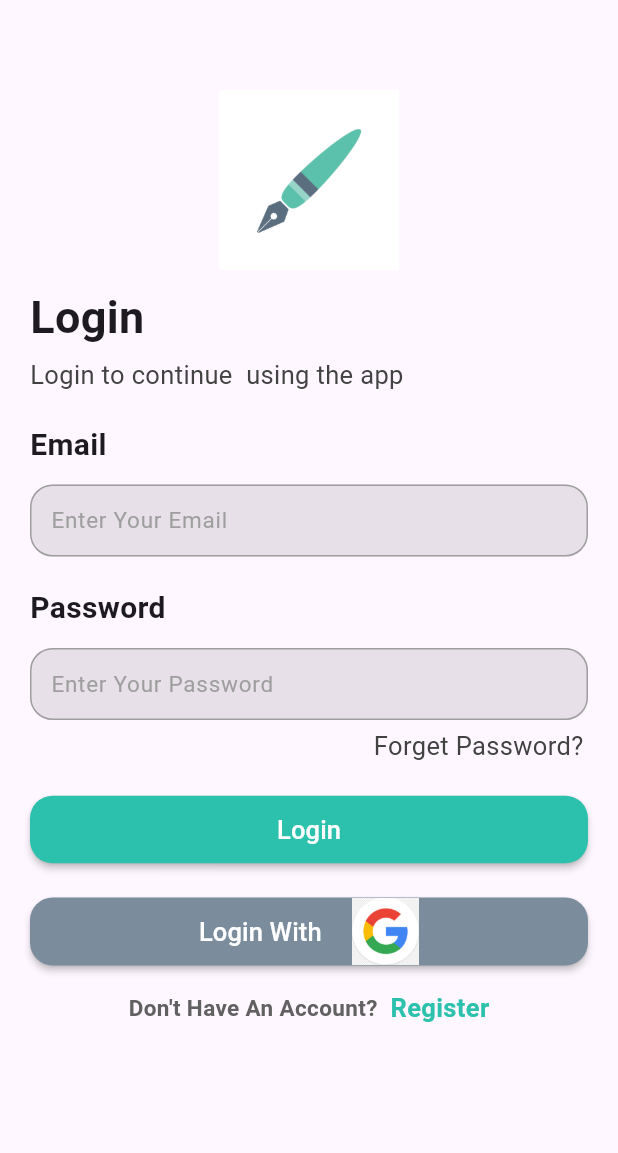
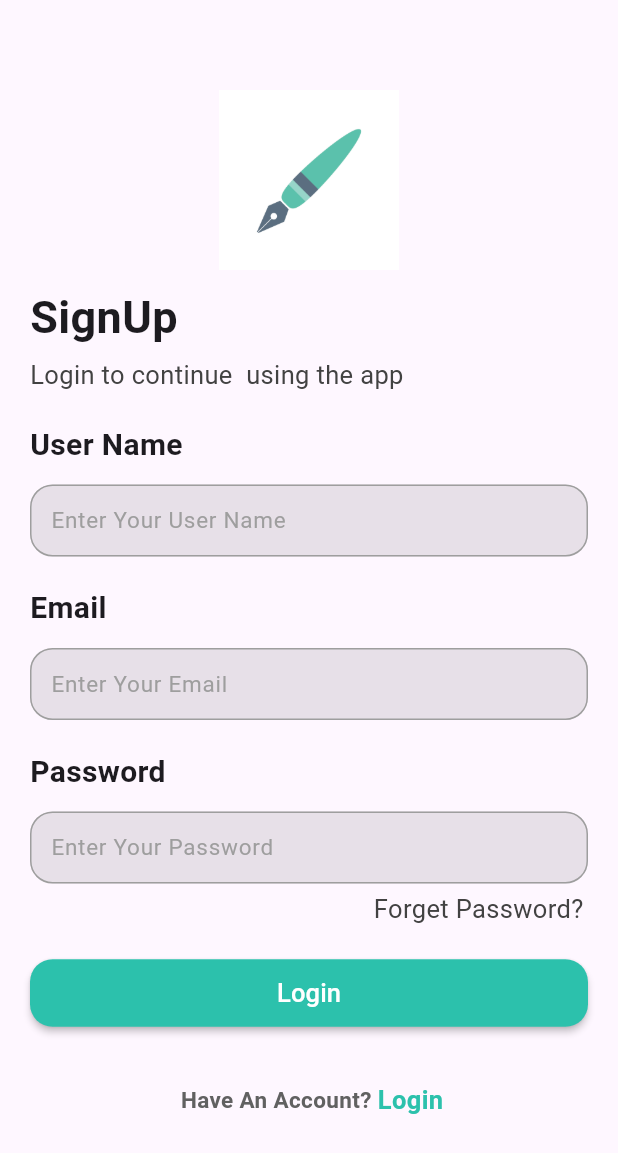
Before and after one commit to ENGMohamedAbdo-55/notes-app-firebase, a Flutter app: the screen it shows after launch, after a tap on "Register", on a phone screen of 412 x 824 dp. Shown: the top 1153 px of the screen. Run offline on Flutter 3.47's test engine with Material 2 defaults, Android fonts, the phone set to English and light mode, and no system bars; our stand-ins replace firebase_core; accounts and stored records are empty.

Commit message:
finish signup ui screen

```diff
--- a/lib/auth/login.dart
+++ b/lib/auth/login.dart
@@ -1,8 +1,8 @@
-import 'package:firebase_basics/components/text_form_field.dart';
+import 'package:firebase_basics/component/custom_button.dart';
+import 'package:firebase_basics/component/text_form_field.dart';
 import 'package:flutter/material.dart';
 
-import '../components/custom_auth_logo.dart';
-import '../components/custom_button.dart';
+import '../component/custom_auth_logo.dart';
 
 class LoginPage extends StatefulWidget {
   const LoginPage({super.key});
@@ -59,7 +59,7 @@ class _LoginPageState extends State<LoginPage> {
             ),
              MainButtonWithNotImage(
               onPressed: (){},
-                color: Color(0xff2cc1ac), title: 'Login', height: 45),
+                color: const Color(0xff2cc1ac), title: 'Login', height: 45),
             const SizedBox(
               height: 20,
             ),
@@ -101,7 +101,7 @@ class _LoginPageState extends State<LoginPage> {
                       color: Colors.grey[700]),
                 ),
                 InkWell(
-                  onTap: () {},
+                  onTap: () {Navigator.of(context).pushNamed("SignUp");},
                   child: const Text(
                     " Register",
                     style: TextStyle(
--- a/lib/auth/signup.dart
+++ b/lib/auth/signup.dart
@@ -1,10 +1,102 @@
 import 'package:flutter/material.dart';
 
-class SignUP extends StatelessWidget {
-  const SignUP({super.key});
+import '../component/custom_auth_logo.dart';
+import '../component/custom_button.dart';
+import '../component/text_form_field.dart';
+
+class SignUp extends StatefulWidget {
+  const SignUp({super.key});
 
   @override
+  State<SignUp> createState() => _SignUpState();
+}
+
+class _SignUpState extends State<SignUp> {
+  TextEditingController email = TextEditingController();
+  TextEditingController Password = TextEditingController();
+  @override
   Widget build(BuildContext context) {
-    return const Scaffold();
+    return Scaffold(
+      body: Container(
+        padding: const EdgeInsets.all(20),
+        child: ListView(
+          children: [
+            Column(
+              crossAxisAlignment: CrossAxisAlignment.start,
+              children: [
+                const SizedBox(height: 40),
+              const  CustomAuthLogo(),
+                const SizedBox(height: 10),
+                const Text('SignUp',
+                    style:
+                        TextStyle(fontSize: 30, fontWeight: FontWeight.bold)),
+                const SizedBox(height: 5),
+                const Text('Login to continue  using the app',
+                    style: TextStyle(color: Color(0xFF424242), fontSize: 17)),
+                 CustomTextField(
+                  mainTxt: 'User Name',
+                  hintTxt: 'Enter Your User Name',
+                  myController: email,
+                ),
+                 CustomTextField(
+                  mainTxt: 'Email',
+                  hintTxt: 'Enter Your Email',
+                  myController: email,
+                ),
+                 CustomTextField(
+                  mainTxt: 'Password',
+                  hintTxt: 'Enter Your Password',
+                myController: Password,
+                ),
+                Container(
+                  margin: const EdgeInsets.only(top: 5, right: 3),
+                  alignment: Alignment.topRight,
+                  child: const Text('Forget Password?',
+                      style: TextStyle(
+                        color: Color(0xFF424242),
+                        fontSize: 17,
+                      )),
+                ),
+                const SizedBox(
+                  height: 20,
+                ),
+              ],
+            ),
+             MainButtonWithNotImage(
+              onPressed: (){},
+                color: const Color(0xff2cc1ac), title: 'Login', height: 45),
+            const SizedBox(
+              height: 20,
+            ),
+
+            const SizedBox(
+              height: 15,
+            ),
+            Row(
+              mainAxisAlignment: MainAxisAlignment.center,
+              children: [
+                Text(
+                  " Have An Account? ",
+                  style: TextStyle(
+                      fontSize: 15,
+                      fontWeight: FontWeight.bold,
+                      color: Colors.grey[700]),
+                ),
+                InkWell(
+                  onTap: () {Navigator.of(context).pushNamed("Login");},
+                  child: const Text(
+                    "Login",
+                    style: TextStyle(
+                        fontSize: 17,
+                        color: Color(0xff2cc1ac),
+                        fontWeight: FontWeight.bold),
+                  ),
+                ),
+              ],
+            )
+          ],
+        ),
+      ),
+    );
   }
 }
--- a/lib/main.dart
+++ b/lib/main.dart
@@ -1,4 +1,5 @@
 import 'package:firebase_basics/auth/login.dart';
+import 'package:firebase_basics/auth/signup.dart';
 import 'package:firebase_core/firebase_core.dart';
 import 'package:flutter/material.dart';
 
@@ -20,6 +21,10 @@ class MyApp extends StatelessWidget {
         useMaterial3: true,
       ),
       home: const LoginPage(),
+      routes: {
+        "SignUp": (context) => const SignUp(),
+        "Login": (context) => const LoginPage(),
+      },
     );
   }
 }
```
Also changed, not shown: lib/component/custom_auth_logo.dart (renamed from lib/components/custom_auth_logo.dart), lib/component/custom_button.dart (renamed from lib/components/custom_button.dart), lib/component/text_form_field.dart (renamed from lib/components/text_form_field.dart).
